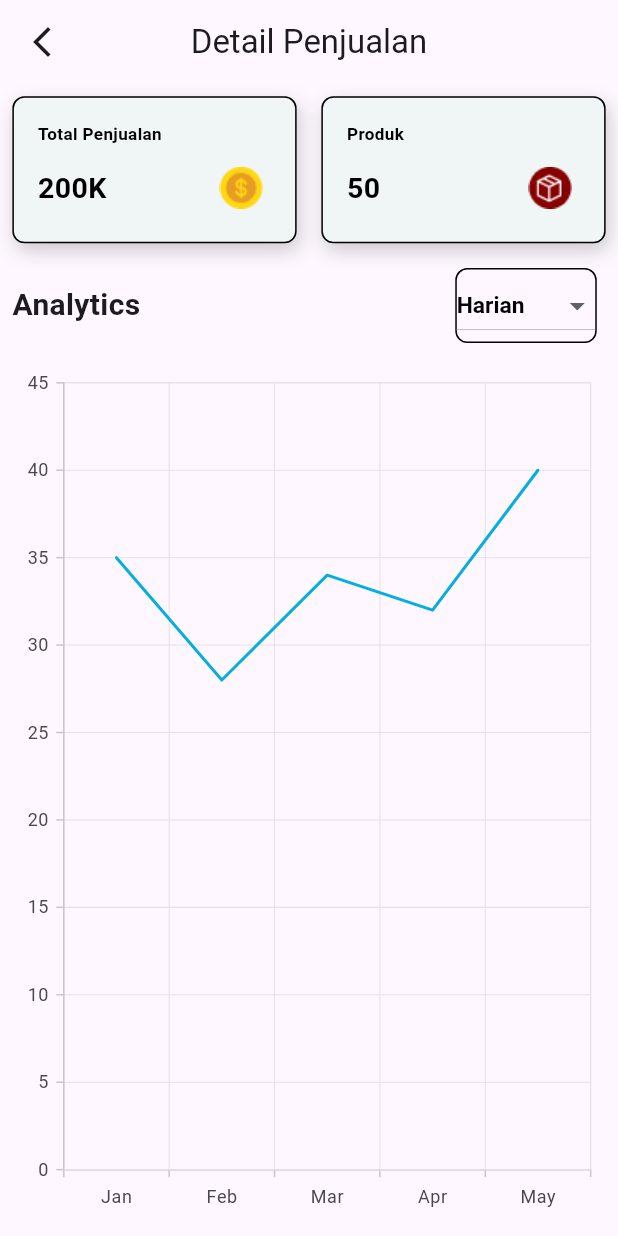
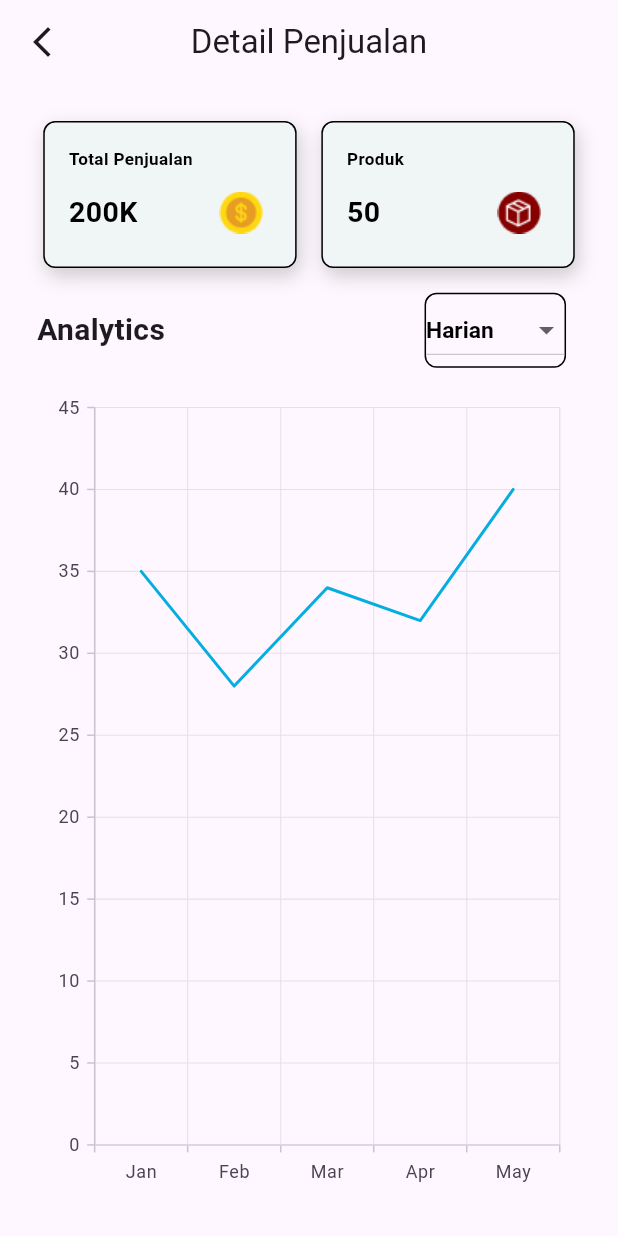
Before and after one commit to Shade2012/warmindo_admin_ui, a Flutter app: the SalesDetailPage screen opened by its route, on a phone screen of 412 x 824 dp. Run offline on Flutter 3.47's test engine with Material 3 defaults, Android fonts, the phone set to English and light mode, and no system bars; our stand-ins replace flutter_svg, font_awesome_flutter, get, google_fonts, syncfusion_flutter_charts; Roboto replaces fonts that are missing (Oxygen).

Commit message:
style: [AF] add mediaquery sales-detail

```diff
--- a/lib/pages/sales_detail_page/view/sales_detail_page.dart
+++ b/lib/pages/sales_detail_page/view/sales_detail_page.dart
@@ -11,6 +11,7 @@ class SalesDetailPage extends StatelessWidget {
   @override
   Widget build(BuildContext context) {
     final screenWidth = MediaQuery.of(context).size.width;
+    final screenHeight = MediaQuery.of(context).size.height;
     return Scaffold(
       appBar: AppBar(
         title: Text('Detail Penjualan'),
@@ -22,7 +23,10 @@ class SalesDetailPage extends StatelessWidget {
           },
         ),
       ),
-      body: Column(
+      body: Padding(
+        padding: EdgeInsets.symmetric(
+            horizontal: screenWidth * 0.05, vertical: screenHeight * 0.02),
+        child: Column(
           crossAxisAlignment: CrossAxisAlignment.stretch,
           children: [
             Row(
@@ -50,7 +54,9 @@ class SalesDetailPage extends StatelessWidget {
               ],
             ),
             Padding(
-            padding: EdgeInsets.all(screenWidth * 0.02),
+              padding: EdgeInsets.symmetric(
+                  horizontal: screenWidth * 0.01,
+                  vertical: screenHeight * 0.01),
               child: Row(
                 children: [
                   Text(
@@ -60,7 +66,7 @@ class SalesDetailPage extends StatelessWidget {
                       fontWeight: FontWeight.bold,
                     ),
                   ),
-                SizedBox(width: 210),
+                  SizedBox(width: screenWidth * 0.42),
                   Container(
                     decoration: BoxDecoration(
                       borderRadius: BorderRadius.circular(8.0),
@@ -110,6 +116,7 @@ class SalesDetailPage extends StatelessWidget {
             ),
           ],
         ),
+      ),
     );
   }
 }
```
Lines whose indentation alone changed are shown as unchanged.
